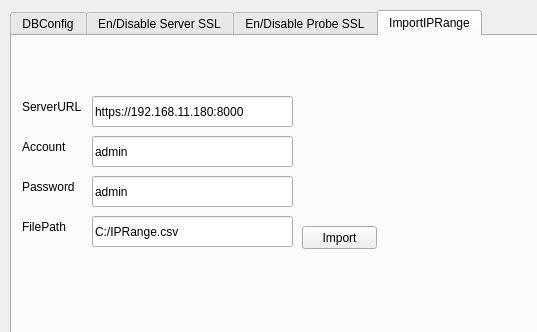
Above: AtheNACToolsUI.ui from Hankhehe/PythonQT before the change; both pictures show x 0 to 537 and y 0 to 332 of the 1079 by 828 pixel window. Below: the same form after it.
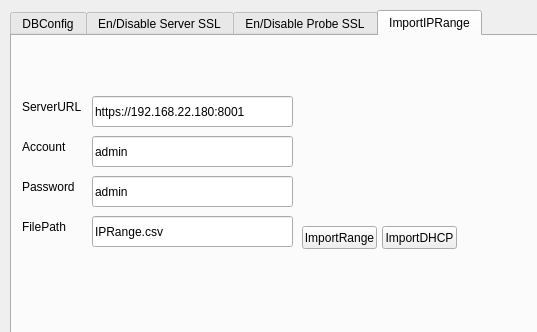
That is the form after the change. The open tabs and pages were chosen to show the change.

```diff
--- a/AtheNACToolsUI.ui
+++ b/AtheNACToolsUI.ui
@@ -754,7 +754,7 @@
        </rect>
       </property>
       <property name="text">
-       <string>https://192.168.11.180:8000</string>
+       <string>https://192.168.22.180:8001</string>
       </property>
      </widget>
      <widget class="QLabel" name="label_Account_ImportIPRange">
@@ -829,7 +829,7 @@
        </rect>
       </property>
       <property name="text">
-       <string>C:/IPRange.csv</string>
+       <string>IPRange.csv</string>
       </property>
      </widget>
      <widget class="QLabel" name="label_FilePath_ImportIPRange">
@@ -860,7 +860,20 @@
        </rect>
       </property>
       <property name="text">
-       <string>Import</string>
+       <string>ImportRange</string>
+      </property>
+     </widget>
+     <widget class="QPushButton" name="pushButton_ImportDHCP_ImportIPRange">
+      <property name="geometry">
+       <rect>
+        <x>370</x>
+        <y>190</y>
+        <width>75</width>
+        <height>23</height>
+       </rect>
+      </property>
+      <property name="text">
+       <string>ImportDHCP</string>
       </property>
      </widget>
     </widget>
```
Left out of the diff: 2 changed lines with no effect on the pictures.
